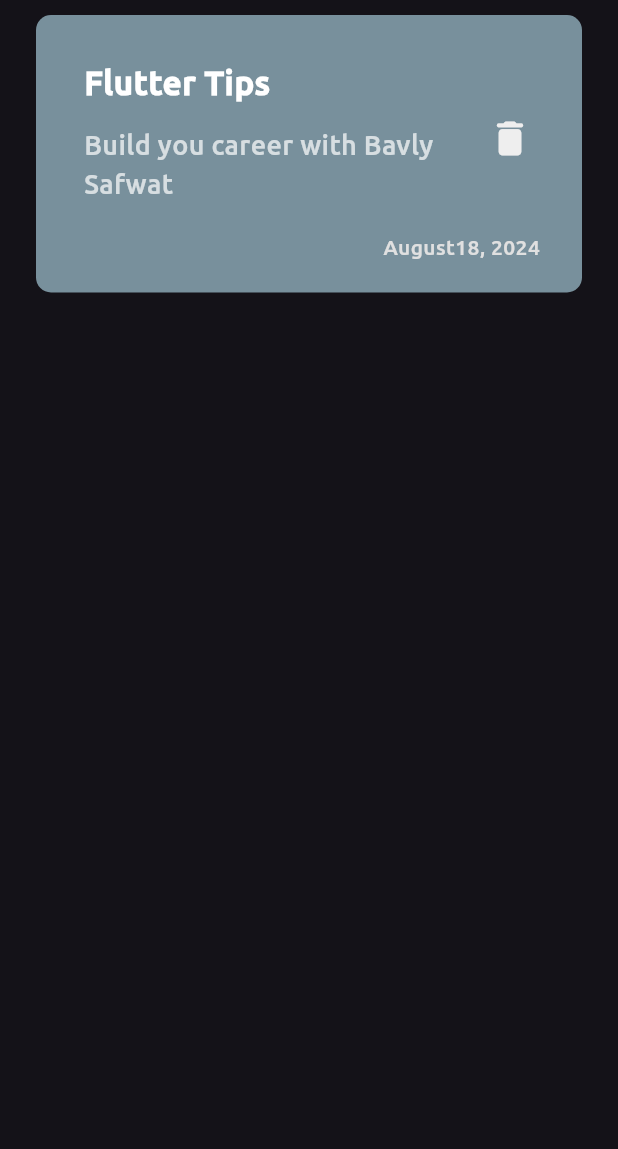
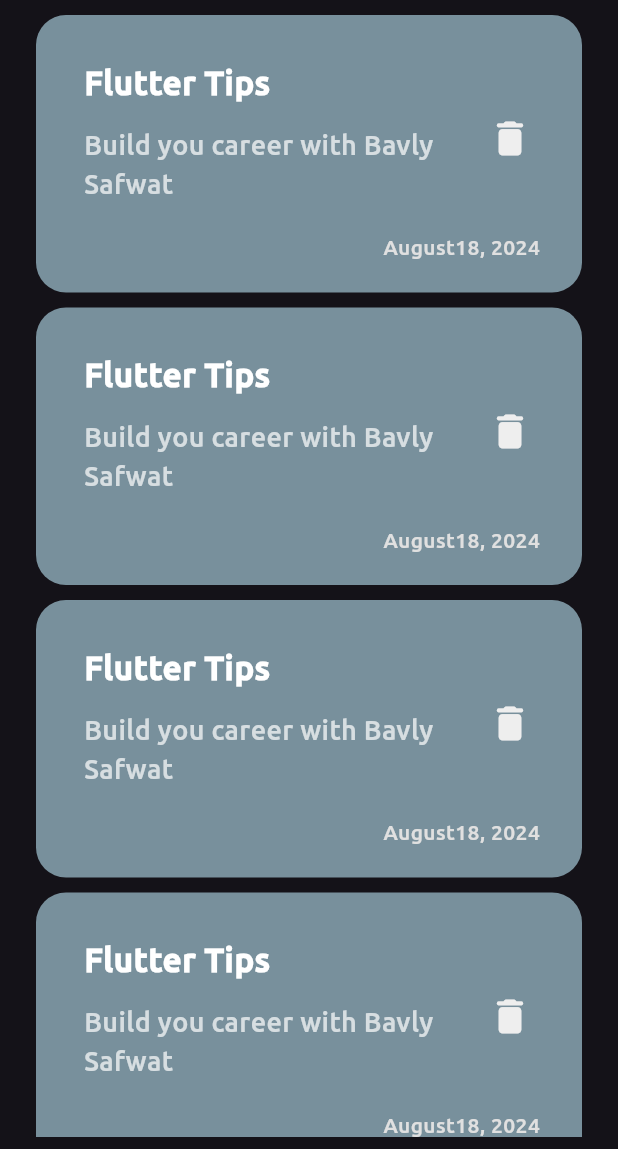
Before and after one commit to bavlysafwatt/NoteHive, a Flutter app: the screen it shows after launch, on a phone screen of 412 x 824 dp, the part 87-1236 px from its top. Run offline on Flutter 3.47's test engine with Material 3 defaults, Android fonts, the phone set to English and light mode, and no system bars.

Commit message:
create notes list

```diff
--- a/lib/components/note_item.dart
+++ b/lib/components/note_item.dart
@@ -6,6 +6,7 @@ class NoteItem extends StatelessWidget {
   @override
   Widget build(BuildContext context) {
     return Container(
+      margin: const EdgeInsets.only(bottom: 10),
       padding: const EdgeInsets.only(
         top: 20,
         bottom: 20,
@@ -13,7 +14,7 @@ class NoteItem extends StatelessWidget {
       ),
       decoration: BoxDecoration(
         color: Colors.blueGrey.shade400,
-        borderRadius: BorderRadius.circular(10),
+        borderRadius: BorderRadius.circular(20),
       ),
       child: Column(
         crossAxisAlignment: CrossAxisAlignment.end,
--- /dev/null
+++ b/lib/components/notes_list.dart
@@ -0,0 +1,16 @@
+import 'package:flutter/material.dart';
+import 'package:notes_app/components/note_item.dart';
+
+class NotesList extends StatelessWidget {
+  const NotesList({super.key});
+
+  @override
+  Widget build(BuildContext context) {
+    return Expanded(
+      child: ListView.builder(
+        itemCount: 10,
+        itemBuilder: (context, index) => const NoteItem(),
+      ),
+    );
+  }
+}
--- a/lib/pages/notes_page.dart
+++ b/lib/pages/notes_page.dart
@@ -1,6 +1,6 @@
 import 'package:flutter/material.dart';
 import 'package:notes_app/components/custom_app_bar.dart';
-import 'package:notes_app/components/note_item.dart';
+import 'package:notes_app/components/notes_list.dart';
 
 class NotesPage extends StatelessWidget {
   const NotesPage({super.key});
@@ -10,15 +10,12 @@ class NotesPage extends StatelessWidget {
     return const SafeArea(
       child: Scaffold(
         body: Padding(
-          padding: EdgeInsets.symmetric(
-            horizontal: 24.0,
-            vertical: 8,
-          ),
+          padding: const EdgeInsets.symmetric(horizontal: 24.0, vertical: 8),
           child: Column(
             children: [
               CustomAppBar(),
               SizedBox(height: 10),
-              NoteItem(),
+              NotesList(),
             ],
           ),
         ),
```
